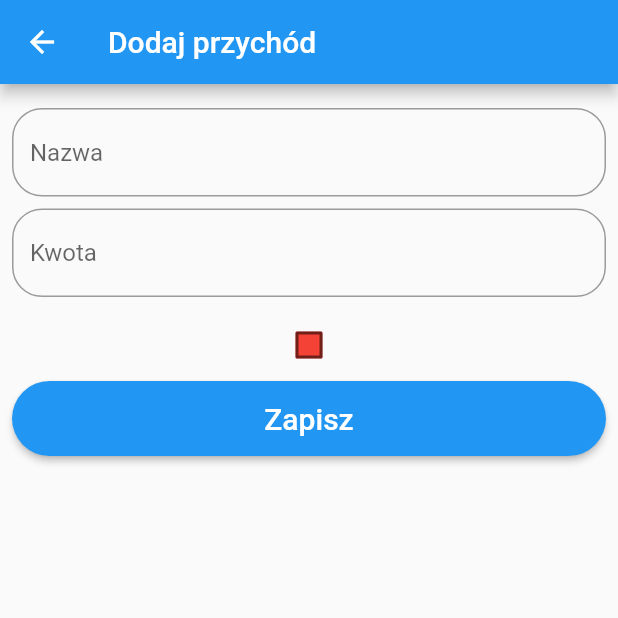
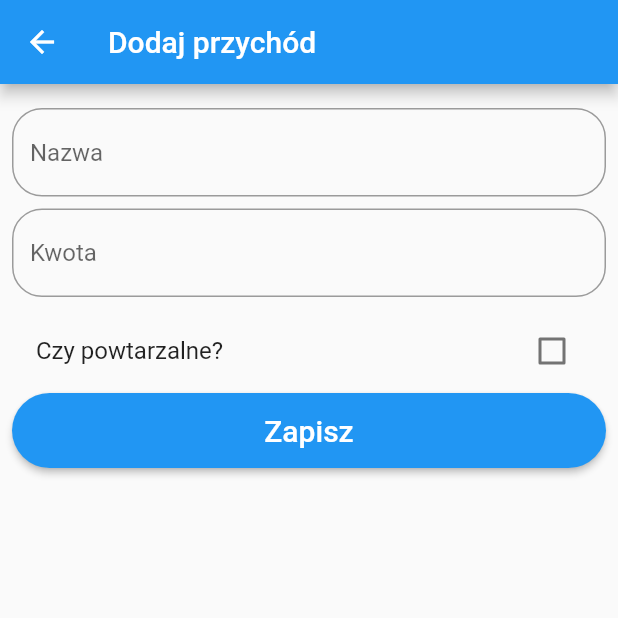
Before and after one commit to Wapirek/fleet-mobile, a Flutter app: the IncomeAddPage screen opened directly, on a phone screen of 412 x 824 dp, the top half of it. Run offline on Flutter 3.47's test engine with Material 2 defaults, Android fonts, the phone set to English and light mode, and no system bars; our stand-ins replace email_validator, flutter_datetime_picker, settings_ui; missing offline and left inert: floating_action_bubble.

```diff
--- a/lib/pages/income_add_page.dart
+++ b/lib/pages/income_add_page.dart
@@ -15,11 +15,12 @@ class _IncomeAddPageState extends State<IncomeAddPage> {
   final formKey = GlobalKey<FormState>();
   final nameController = TextEditingController();
   final amountController = TextEditingController();
-
+  final periodicController = TextEditingController();
   @override
   void dispose() {
     nameController.dispose();
     amountController.dispose();
+    periodicController.dispose();
     super.dispose();
   }
 
@@ -40,7 +41,7 @@ class _IncomeAddPageState extends State<IncomeAddPage> {
                   const SizedBox(height: 8),
                   AmountFieldWidget(controller: amountController),
                   const SizedBox(height: 8),
-                  IsPeriodicFieldWidget(),
+                  IsPeriodicFieldWidget(controller: periodicController,),
                   buildButton()
                 ],
               )
--- a/lib/widgets/amount_field_widget.dart
+++ b/lib/widgets/amount_field_widget.dart
@@ -10,6 +10,7 @@ class AmountFieldWidget extends StatefulWidget {
 }
 
 class _AmountFieldWidgetState extends State<AmountFieldWidget> {
+
   @override
   void initState() {
     super.initState();
--- a/lib/widgets/isperiodic_filed_widget.dart
+++ b/lib/widgets/isperiodic_filed_widget.dart
@@ -1,38 +1,60 @@
+import 'package:fleet_mobile/widgets/date_time_field_widget.dart';
 import 'package:flutter/material.dart';
 
 class IsPeriodicFieldWidget extends StatefulWidget {
-  const IsPeriodicFieldWidget({Key? key}) : super(key: key);
+  final TextEditingController controller;
+
+  const IsPeriodicFieldWidget({
+        Key? key,
+        required this.controller,
+      }) : super(key: key);
 
   @override
   State<IsPeriodicFieldWidget> createState() => _IsPeriodicFieldWidgetState();
 }
 
 class _IsPeriodicFieldWidgetState extends State<IsPeriodicFieldWidget> {
-  bool isChecked = false;
+
 
   @override
+  void initState() {
+    super.initState();
+    widget.controller.addListener(onListen);
+  }
+
+  @override
+  void dispose() {
+    widget.controller.removeListener(onListen);
+    super.dispose();
+  }
+
+  void onListen() => setState(() {});
+
+  bool isPeriodic = false;
+  @override
   Widget build(BuildContext context) {
-    Color getColor(Set<MaterialState> states) {
-      const Set<MaterialState> interactiveStates = <MaterialState>{
-        MaterialState.pressed,
-        MaterialState.hovered,
-        MaterialState.focused,
-      };
-      if (states.any(interactiveStates.contains)) {
-        return Colors.blue;
-      }
-      return Colors.red;
-    }
 
-    return Checkbox(
-      checkColor: Colors.white,
-      fillColor: MaterialStateProperty.resolveWith(getColor),
-      value: isChecked,
-      onChanged: (bool? value) {
-        setState(() {
-          isChecked = value!;
-        });
-      },
+    return Column(
+      children: [
+        CheckboxListTile(
+            title:const Text("Czy powtarzalne?"),
+            checkColor: Colors.white,
+            value: isPeriodic,
+            onChanged: (bool? value) {
+              setState(() {
+                isPeriodic = value!;
+              });
+              },
+        ),
+        Visibility(
+          visible: isPeriodic,
+          child:Column(
+            children: [
+              DateTimeFieldWidget()
+            ],
+          ))
+
+      ],
     );
   }
 }
```
Also changed, not shown: lib/widgets/date_time_field_widget.dart (added, +27 -0 lines).
